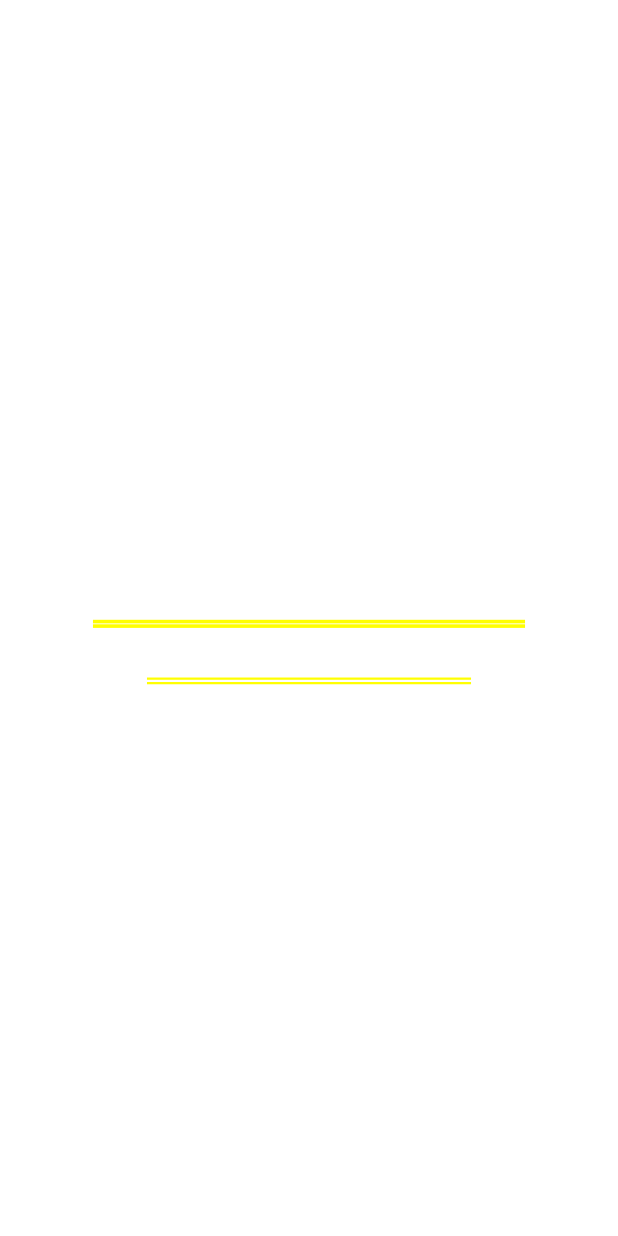
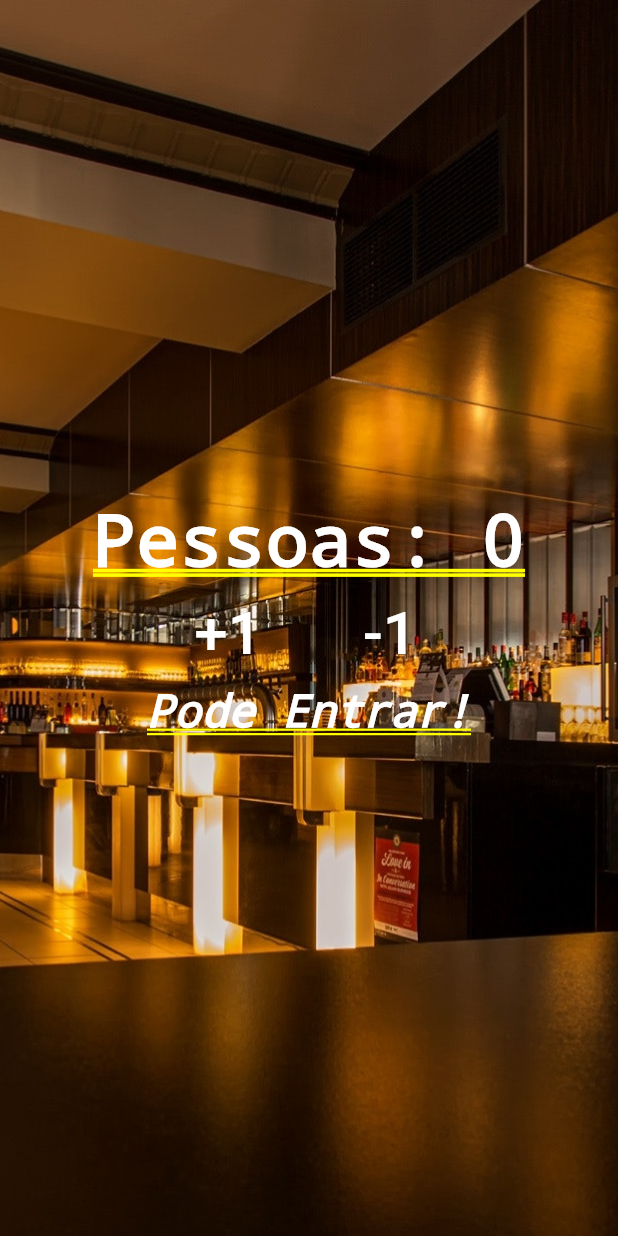
Before and after one commit to EvandroNeris/Flutter-People-Counter, a Flutter app: the screen it shows after launch, on a phone screen of 412 x 824 dp. Run offline on Flutter 3.47's test engine with Material 2 defaults, Android fonts, the phone set to English and light mode, and no system bars.

Commit message:
finalizando pequeno projeto em flutter

```diff
--- a/lib/main.dart
+++ b/lib/main.dart
@@ -4,17 +4,75 @@ import 'package:flutter/material.dart';
 void main() {
   runApp(MaterialApp(
     title: "Contador de Pessoas",
-    home: Column(
+    home: Home() ));
+}
+
+class Home extends StatefulWidget {
+  @override
+  _HomeState createState() => _HomeState();
+}
+
+class _HomeState extends State<Home> {
+
+  int _people = 0;
+  String _infoText = "Pode Entrar!";
+
+  void _changePeople(int delta) {
+    setState(() {
+      _people += delta;
+      if (_people < 0) {
+        _infoText = "Mundo invertido?!";
+      } else if (_people <= 10) {
+        _infoText = "Pode Entrar!";
+      } else {
+        _infoText = "Lotado!";
+      }
+    });
+  }
+
+  @override
+  Widget build(BuildContext context) {
+    return Stack(
+      children: <Widget>[
+          Image.asset(
+            "images/original.jpg",
+            fit: BoxFit.cover,
+            height: 1000.0
+          ),
+          Column(
             mainAxisAlignment: MainAxisAlignment.center,
             children: <Widget>[
               Text(
-          "Pessoas: 0",
+                "Pessoas: $_people",
                 style: TextStyle(
                   color: Colors.white,
                   fontWeight: FontWeight.bold
               ),),
+              Row(
+                mainAxisAlignment: MainAxisAlignment.center,
+                children: <Widget>[
+                  Padding(
+                    padding: EdgeInsets.all(10.0),
+                    child: FlatButton(
+                      child: Text("+1", style: TextStyle(fontSize: 40.0, color: Colors.white),),
+                      onPressed: () {
+                        _changePeople(1);
+                      },
+                    ),
+                  ),
+                  Padding(
+                    padding: EdgeInsets.all(10.0),
+                    child: FlatButton(
+                      child: Text("-1", style: TextStyle(fontSize: 40.0, color: Colors.white),),
+                      onPressed: () {
+                        _changePeople(-1);
+                      },
+                    ),
+                  ),
+                ],
+              ),
               Text(
-          "Pode Entrar!",
+                _infoText,
                 style: TextStyle(
                   color: Colors.white,
                   fontStyle: FontStyle.italic,
@@ -23,5 +81,6 @@ void main() {
               )
             ],
           )
-  ));
+    ],);
   }
+}
--- a/pubspec.yaml
+++ b/pubspec.yaml
@@ -45,6 +45,8 @@ flutter:
   #  - images/a_dot_burr.jpeg
   #  - images/a_dot_ham.jpeg
 
+  assets:
+   - images/original.jpg
   # An image asset can refer to one or more resolution-specific "variants", see
   # https://flutter.dev/assets-and-images/#resolution-aware.
 
```
Also changed, not shown: images/original.jpg (added). Lines whose indentation alone changed are shown as unchanged.
